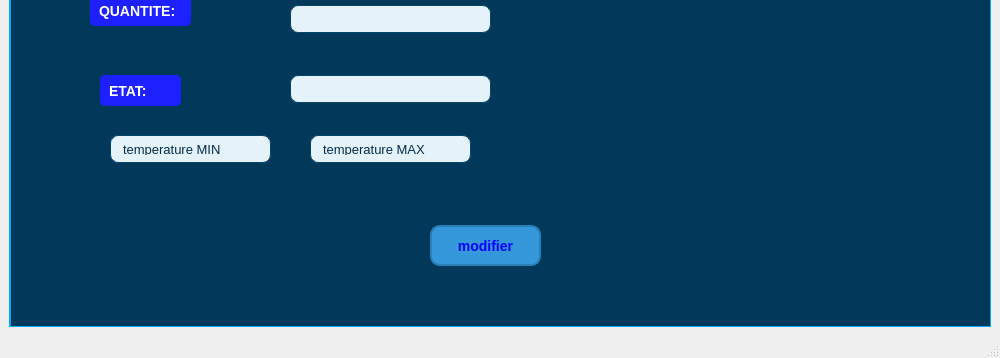
This is mainwindow.ui in 231JJMM/Smart_A_O as Qt 5 draws it before an edit; both pictures show x 0 to 1000 and y 413 to 771 of the 1000 by 771 pixel window. The edited form follows.
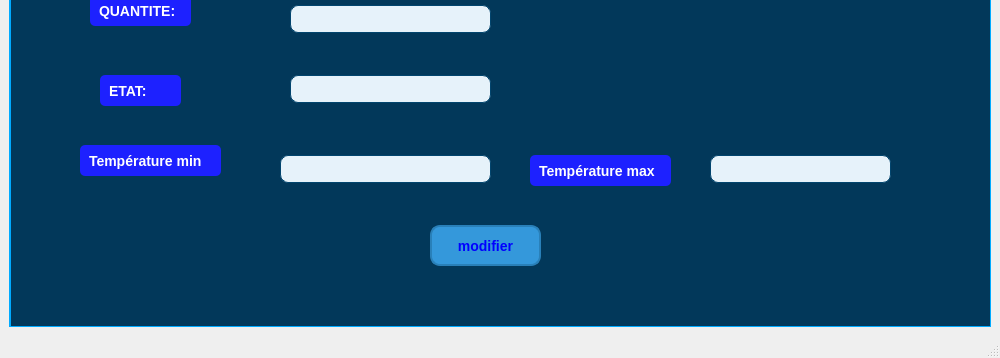
This is the edited form. Icons and pictures are not drawn.

```diff
--- a/mainwindow.ui
+++ b/mainwindow.ui
@@ -1320,31 +1320,73 @@
           <string>modifier</string>
          </property>
         </widget>
+        <widget class="QLabel" name="label">
+         <property name="geometry">
+          <rect>
+           <x>70</x>
+           <y>500</y>
+           <width>141</width>
+           <height>31</height>
+          </rect>
+         </property>
+         <property name="styleSheet">
+          <string notr="true">QLabel {
+    
+	background-color: rgb(29, 33, 255);
+    color: white; /* Texte blanc pour contraste */
+    font-size: 14px; /* Taille du texte */
+    font-weight: bold; /* Texte en gras */
+    padding: 5px; /* Espacement intérieur */
+    border-radius: 5px; /* Coins arrondis */
+}</string>
+         </property>
+         <property name="text">
+          <string>Température min</string>
+         </property>
+        </widget>
         <widget class="QLineEdit" name="lineEdit_3">
          <property name="geometry">
           <rect>
-           <x>100</x>
-           <y>490</y>
-           <width>161</width>
+           <x>270</x>
+           <y>510</y>
+           <width>211</width>
            <height>28</height>
           </rect>
          </property>
+        </widget>
+        <widget class="QLabel" name="label_2">
+         <property name="geometry">
+          <rect>
+           <x>520</x>
+           <y>510</y>
+           <width>141</width>
+           <height>31</height>
+          </rect>
+         </property>
+         <property name="styleSheet">
+          <string notr="true">QLabel {
+    
+	background-color: rgb(29, 33, 255);
+    color: white; /* Texte blanc pour contraste */
+    font-size: 14px; /* Taille du texte */
+    font-weight: bold; /* Texte en gras */
+    padding: 5px; /* Espacement intérieur */
+    border-radius: 5px; /* Coins arrondis */
+}</string>
+         </property>
          <property name="text">
-          <string>temperature MIN</string>
+          <string>Température max</string>
          </property>
         </widget>
         <widget class="QLineEdit" name="lineEdit_4">
          <property name="geometry">
           <rect>
-           <x>300</x>
-           <y>490</y>
-           <width>161</width>
+           <x>700</x>
+           <y>510</y>
+           <width>181</width>
            <height>28</height>
           </rect>
          </property>
-         <property name="text">
-          <string>temperature MAX</string>
-         </property>
         </widget>
        </widget>
        <widget class="QLabel" name="logolabel_2">
```
